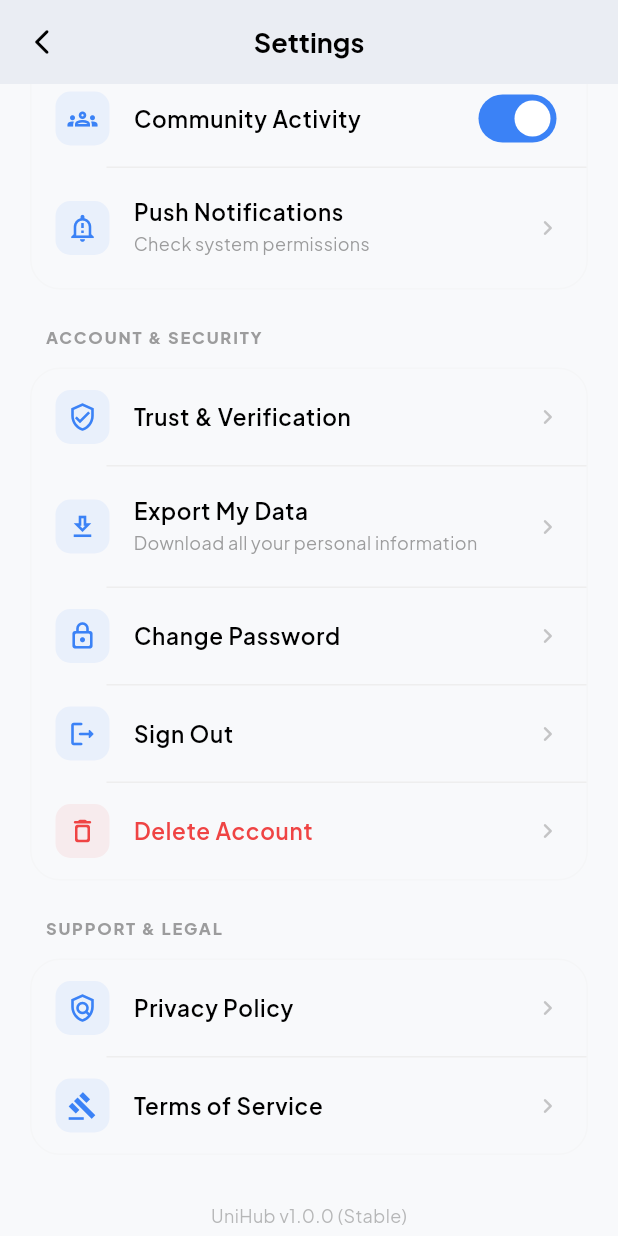
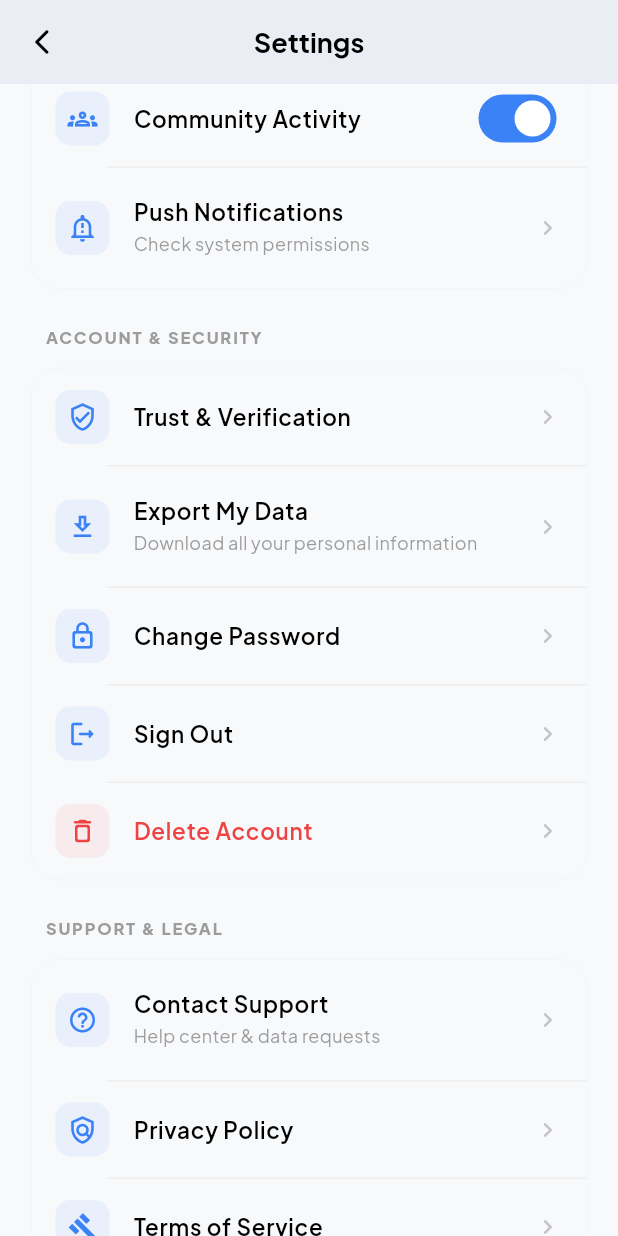
Before and after one commit to brayobiz/unihub_mobile, a Flutter app: the SettingsScreen screen opened by its route, scrolled down 1152 dp, after a tap on "Export My Data", on a phone screen of 412 x 824 dp. Run offline on Flutter 3.47's test engine with Material 3 defaults, Android fonts, the phone set to English and light mode, and no system bars; our stand-ins replace cached_network_image, cloud_firestore, connectivity_plus, dio, file_picker, firebase_auth and 22 more; missing offline and left inert: cloudinary_public, pdfx; accounts and stored records are empty.

Commit message:
final check

```diff
--- a/lib/features/events/presentation/screens/create_event_screen.dart
+++ b/lib/features/events/presentation/screens/create_event_screen.dart
@@ -143,7 +143,7 @@ class _CreateEventScreenState extends ConsumerState<CreateEventScreen> {
           const SizedBox(height: 32),
           _buildTextField(
             label: 'Event Title',
-            hint: 'e.g. Annual Tech Symposium 2024',
+            hint: 'e.g. Annual Tech Symposium 2026',
             initialValue: state.title,
             onChanged: controller.updateTitle,
           ),
--- a/lib/features/profile/settings_screen.dart
+++ b/lib/features/profile/settings_screen.dart
@@ -218,10 +218,20 @@ class SettingsScreen extends ConsumerWidget {
         _buildSettingsCard(context, [
           _buildSettingTile(
             context,
+            icon: Icons.help_outline_rounded,
+            title: 'Contact Support',
+            subtitle: 'Help center & data requests',
+            onTap: () => _launchUrl('https://forms.gle/j7kBiP3w7Dvc2EuVA'),
+          ),
+          const Divider(height: 1, indent: 50),
+          _buildSettingTile(
+            context,
             icon: Icons.policy_outlined,
             title: 'Privacy Policy',
             onTap: () {
-              final url = settingsAsync.valueOrNull?.privacyPolicyUrl ?? 'https://unihub-3663e.web.app/privacy';
+              final url = settingsAsync.valueOrNull?.privacyPolicyUrl.isNotEmpty == true
+                  ? settingsAsync.valueOrNull!.privacyPolicyUrl
+                  : 'https://unihub-3663e.web.app/privacy';
               _launchUrl(url);
             },
           ),
@@ -231,7 +241,9 @@ class SettingsScreen extends ConsumerWidget {
             icon: Icons.gavel_outlined,
             title: 'Terms of Service',
             onTap: () {
-              final url = settingsAsync.valueOrNull?.termsOfServiceUrl ?? 'https://unihub-3663e.web.app/terms';
+              final url = settingsAsync.valueOrNull?.termsOfServiceUrl.isNotEmpty == true
+                  ? settingsAsync.valueOrNull!.termsOfServiceUrl
+                  : 'https://unihub-3663e.web.app/terms';
               _launchUrl(url);
             },
           ),
--- a/lib/services/data_export_service.dart
+++ b/lib/services/data_export_service.dart
@@ -38,7 +38,7 @@ class DataExportService {
       exportData['marketplace_listings'] = listings.docs.map((doc) => doc.data()).toList();
 
       // 3. Housing Listings
-      final housing = await _firestore.collection('housing')
+      final housing = await _firestore.collection('housing_listings')
           .where('plugId', isEqualTo: uid)
           .get();
       exportData['housing_listings'] = housing.docs.map((doc) => doc.data()).toList();
@@ -74,14 +74,27 @@ class DataExportService {
       exportData['gig_applications_received'] = employerApps.docs.map((doc) => doc.data()).toList();
 
       // 9. Chats
-      final chats = await _firestore.collection('chats')
+      final chats = await _firestore.collection('conversations')
           .where('participants', arrayContains: uid)
           .get();
-      exportData['chats'] = chats.docs.map((doc) => doc.data()).toList();
+
+      final List<Map<String, dynamic>> chatExports = [];
+      for (var convDoc in chats.docs) {
+        final convData = convDoc.data();
+        final messages = await convDoc.reference.collection('messages')
+            .orderBy('timestamp')
+            .get();
+        convData['messages'] = messages.docs.map((doc) => doc.data()).toList();
+        chatExports.add(convData);
+      }
+      exportData['chats'] = chatExports;
 
       // 10. Saved Items
       final savedMarketplace = await _firestore.collection('users').doc(uid).collection('saved_listings').get();
       exportData['saved_marketplace_ids'] = savedMarketplace.docs.map((doc) => doc.id).toList();
+
+      final savedHousing = await _firestore.collection('users').doc(uid).collection('saved_housing').get();
+      exportData['saved_housing_ids'] = savedHousing.docs.map((doc) => doc.id).toList();
 
       // Convert to JSON string
       // Note: We need a way to handle Timestamp objects in JSON.
```
Also changed, not shown: firebase.json, 5 other files.
